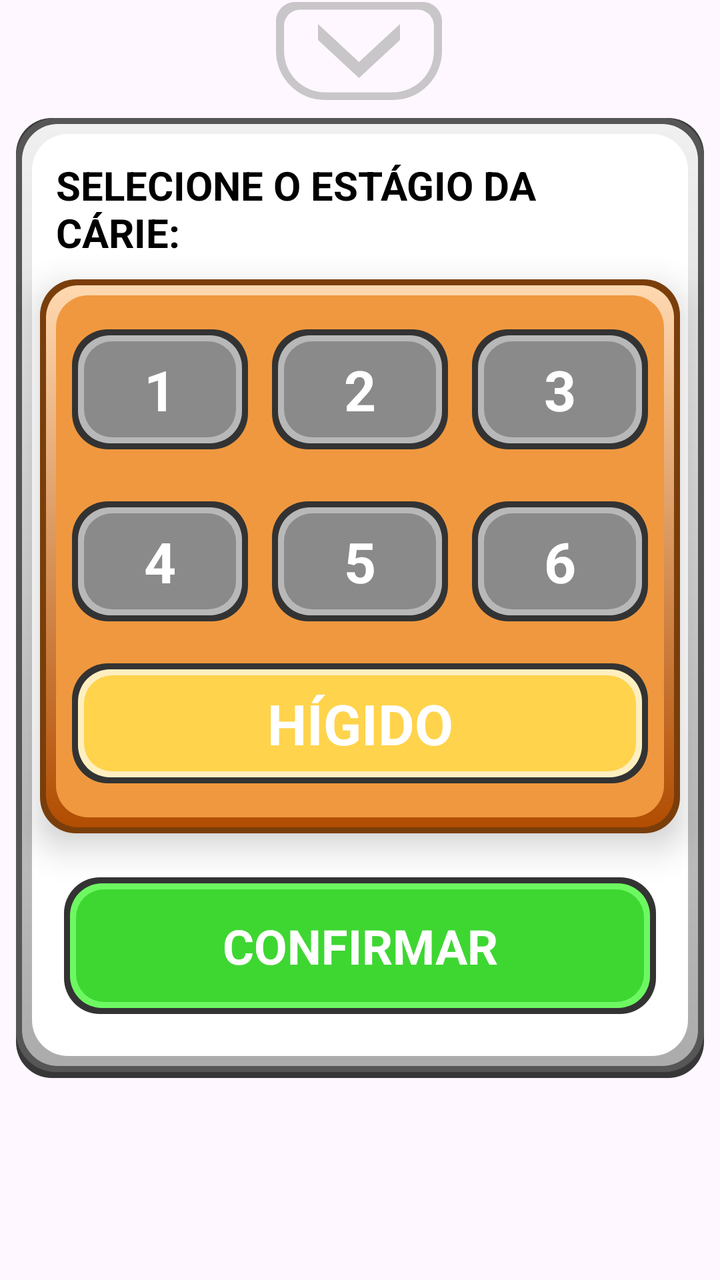
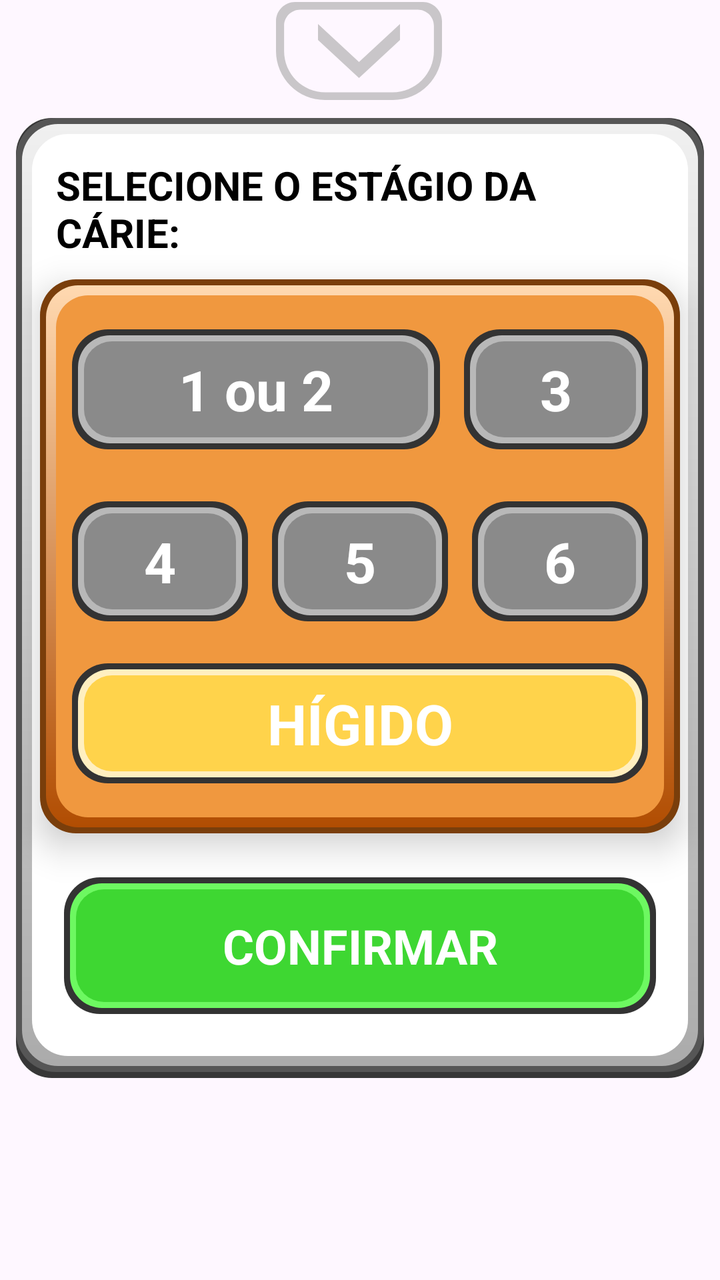

The first picture is an Android layout as it rendered before a commit; the second is the same layout after the commit. The layout source and the unified diff follow.
<!-- AndroidManifest.xml: application theme Theme.ToothDecayStudyApp -->
<!-- res/layout/layout_carie_predict_buttons.xml -->
<?xml version="1.0" encoding="utf-8"?>
<RelativeLayout xmlns:android="http://schemas.android.com/apk/res/android"
    android:layout_width="match_parent"
    android:layout_height="wrap_content"
    android:background="@android:color/transparent">

    <ImageButton
        android:id="@+id/bottom_button"
        android:layout_width="wrap_content"
        android:layout_height="wrap_content"
        android:layout_marginBottom="8dp"

        android:layout_gravity="center|center_vertical"
        android:layout_centerHorizontal="true"
        android:background="@drawable/bottom_drag_button" />

    <RelativeLayout
        android:layout_width="match_parent"
        android:layout_height="wrap_content"
        android:layout_marginHorizontal="8dp"
        android:layout_marginBottom="50dp"
        android:paddingVertical="20dp"
        android:background="@drawable/white_card"
        android:textColor="@color/black"
        android:layout_below="@id/bottom_button"
        android:textSize="28sp">

        <TextView
            android:id="@+id/title"
            android:layout_width="match_parent"
            android:layout_height="wrap_content"
            android:text="SELECIONE O ESTÁGIO DA CÁRIE:"
            android:textColor="@color/black"
            android:textSize="20sp"
            android:textStyle="bold"
            android:layout_marginHorizontal="20dp"/>



        <RelativeLayout
            android:id="@+id/groupButtons"
            android:layout_width="match_parent"
            android:layout_height="wrap_content"
            android:background="@drawable/inside_card"
            android:elevation="10dp"
            android:paddingVertical="20dp"
            android:layout_marginHorizontal="12dp"
            android:layout_marginVertical="10dp"
            android:layout_below="@+id/title">

            <LinearLayout
                android:id="@+id/buttonsLayer1"
                android:layout_width="match_parent"
                android:layout_height="wrap_content"
                android:orientation="horizontal"
                android:layout_marginBottom="16dp">

                <TextView
                    android:id="@+id/level1Button"
                    android:layout_width="0dp"
                    android:layout_height="60dp"
                    android:background="@drawable/unselected_button"
                    android:gravity="center"
                    android:text="1"
                    android:textSize="28sp"
                    android:textStyle="bold"
                    android:layout_marginVertical="5dp"
                    android:layout_marginStart="16dp"
                    android:textColor="@color/white"
                    android:layout_weight="1"/>

                <TextView
                    android:id="@+id/level2Button"
                    android:layout_width="0dp"
                    android:layout_height="60dp"
                    android:background="@drawable/unselected_button"
                    android:gravity="center"
                    android:text="2"
                    android:textSize="28sp"
                    android:textStyle="bold"
                    android:layout_marginVertical="5dp"
                    android:layout_marginHorizontal="12dp"
                    android:textColor="@color/white"
                    android:layout_weight="1"/>

                <TextView
                    android:id="@+id/level3Button"
                    android:layout_width="0dp"
                    android:layout_height="60dp"
                    android:background="@drawable/unselected_button"
                    android:gravity="center"
                    android:text="3"
                    android:textSize="28sp"
                    android:textStyle="bold"
                    android:layout_marginVertical="5dp"
                    android:layout_marginEnd="16dp"
                    android:textColor="@color/white"
                    android:layout_weight="1"/>



            </LinearLayout>

            <LinearLayout
                android:id="@+id/buttonsLayer2"
                android:layout_width="match_parent"
                android:layout_height="wrap_content"
                android:orientation="horizontal"
                android:layout_below="@+id/buttonsLayer1">

                <TextView
                    android:id="@+id/level4Button"
                    android:layout_width="0dp"
                    android:layout_height="60dp"
                    android:background="@drawable/unselected_button"
                    android:gravity="center"
                    android:text="4"
                    android:textSize="28sp"
                    android:textStyle="bold"
                    android:layout_marginVertical="5dp"
                    android:layout_marginStart="16dp"
                    android:textColor="@color/white"
                    android:layout_weight="1"/>

                <TextView
                    android:id="@+id/level5Button"
                    android:layout_width="0dp"
                    android:layout_height="60dp"
                    android:background="@drawable/unselected_button"
                    android:gravity="center"
                    android:text="5"
                    android:textSize="28sp"
                    android:textStyle="bold"
                    android:layout_marginVertical="5dp"
                    android:layout_marginHorizontal="12dp"
                    android:textColor="@color/white"
                    android:layout_weight="1"/>

                <TextView
                    android:id="@+id/level6Button"
                    android:layout_width="0dp"
                    android:layout_height="60dp"
                    android:background="@drawable/unselected_button"
                    android:gravity="center"
                    android:text="6"
                    android:textSize="28sp"
                    android:textStyle="bold"
                    android:layout_marginVertical="5dp"
                    android:layout_marginEnd="16dp"
                    android:textColor="@color/white"
                    android:layout_weight="1"/>



            </LinearLayout>

            <TextView
                android:id="@+id/carieFreeButton"
                android:layout_width="match_parent"
                android:layout_height="60dp"
                android:layout_below="@id/buttonsLayer2"
                android:background="@drawable/selected_button"
                android:gravity="center"
                android:text="HÍGIDO"
                android:layout_marginTop="16dp"
                android:layout_marginBottom="5dp"
                android:layout_marginHorizontal="16dp"
                android:textColor="@color/white"
                android:textSize="28sp"
                android:textStyle="bold"/>



        </RelativeLayout>

        <TextView
            android:id="@+id/confirmButton"
            android:layout_width="match_parent"
            android:layout_height="wrap_content"
            android:background="@drawable/confirm_button"
            android:text="CONFIRMAR"
            android:textSize="24sp"
            android:textColor="@color/white"
            android:gravity="center"
            android:paddingVertical="18dp"
            android:layout_marginVertical="12dp"
            android:layout_marginHorizontal="24dp"
            android:textStyle="bold"
            android:layout_below="@id/groupButtons"/>




    </RelativeLayout>



</RelativeLayout>
<!-- resources referenced by this layout -->
<resources>
  <color name="black">#FF000000</color>
  <color name="white">#FFFFFFFF</color>
  <!-- drawable bottom_drag_button (drawable) -->
  <vector xmlns:android="http://schemas.android.com/apk/res/android"
      android:width="84dp"
      android:height="51dp"
      android:viewportWidth="84"
      android:viewportHeight="51">
    <path
        android:pathData="M62,12 L62,19.973 41.5,39 21,19.973 21,12 41.5,31.027Z"
        android:fillColor="#A6A6A6"
        android:fillAlpha="0.6"
        android:fillType="evenOdd"/>
    <path
        android:pathData="M12.137,4.813C7.666,4.813 4.041,8.434 4.041,12.901L4.041,25.5C4.041,36.925 13.312,46.187 24.748,46.187L58.252,46.187C69.688,46.187 78.959,36.925 78.959,25.5 78.959,21.3 78.959,17.101 78.959,12.901 78.959,8.434 75.334,4.813 70.863,4.813ZM9.588,1 L73.412,1C78.707,1 83,5.289 83,10.579L83,25.5C83,39.031 72.021,50 58.477,50L24.523,50C10.979,50 0,39.031 0,25.5L0,10.579C0,5.289 4.293,1 9.588,1Z"
        android:fillColor="#A6A6A6"
        android:fillAlpha="0.6"
        android:fillType="evenOdd"/>
  </vector>
  <!-- drawable confirm_button (drawable) -->
  <?xml version="1.0" encoding="utf-8"?>
  <layer-list xmlns:android="http://schemas.android.com/apk/res/android">
      <item>
          <shape android:shape="rectangle">
              <corners android:radius="18dp" />
              <solid android:color="#333333"/>
          </shape>
      </item>
      <item
          android:bottom="3dp"
          android:left="3dp"
          android:right="3dp"
          android:top="3dp">
          <shape android:shape="rectangle">
              <corners android:radius="16dp"/>
              <solid android:color="#6DF861"/>
          </shape>
      </item>
  
  
      <item
          android:bottom="6dp"
          android:left="6dp"
          android:right="6dp"
          android:top="6dp">
          <shape android:shape="rectangle">
              <corners android:radius="14dp"/>
  
              <solid android:color="#3ED732"/>
          </shape>
      </item>
  
  </layer-list>
  <!-- drawable selected_button (drawable) -->
  <?xml version="1.0" encoding="utf-8"?>
  <layer-list xmlns:android="http://schemas.android.com/apk/res/android">
      <item>
          <shape android:shape="rectangle">
              <corners android:radius="18dp" />
              <solid android:color="#333333"/>
          </shape>
      </item>
      <item
          android:bottom="3dp"
          android:left="3dp"
          android:right="3dp"
          android:top="3dp">
          <shape android:shape="rectangle">
              <corners android:radius="16dp"/>
              <solid android:color="#FFEFC0"/>
          </shape>
      </item>
  
  
      <item
          android:bottom="6dp"
          android:left="6dp"
          android:right="6dp"
          android:top="6dp">
          <shape android:shape="rectangle">
              <corners android:radius="14dp"/>
  
              <solid android:color="#FFD34B"/>
          </shape>
      </item>
  
  </layer-list>
  <!-- drawable unselected_button (drawable) -->
  <?xml version="1.0" encoding="utf-8"?>
  <layer-list xmlns:android="http://schemas.android.com/apk/res/android">
      <item>
          <shape android:shape="rectangle">
              <corners android:radius="18dp" />
              <solid android:color="#333333"/>
          </shape>
      </item>
      <item
          android:bottom="3dp"
          android:left="3dp"
          android:right="3dp"
          android:top="3dp">
          <shape android:shape="rectangle">
              <corners android:radius="16dp"/>
              <solid android:color="#B8B8B8"/>
          </shape>
      </item>
  
  
      <item
          android:bottom="6dp"
          android:left="6dp"
          android:right="6dp"
          android:top="6dp">
          <shape android:shape="rectangle">
              <corners android:radius="14dp"/>
              <solid android:color="#8A8A8A"/>
          </shape>
      </item>
  
  </layer-list>
  <style name="Theme.ToothDecayStudyApp" parent="Base.Theme.ToothDecayStudyApp" />
  <style name="Base.Theme.ToothDecayStudyApp" parent="Theme.Material3.DayNight.NoActionBar">
          
          
      </style>
  <!-- unchanged entries left out for length: 2 -->
</resources>

<!-- the commit's change to res/layout/layout_carie_predict_buttons.xml (unified diff, before → after) -->
@@ -55,33 +55,48 @@
                 android:orientation="horizontal"
                 android:layout_marginBottom="16dp">
 
-                <TextView
-                    android:id="@+id/level1Button"
-                    android:layout_width="0dp"
-                    android:layout_height="60dp"
-                    android:background="@drawable/unselected_button"
-                    android:gravity="center"
-                    android:text="1"
+
+
+
+
+
+
+
+
+
+
+
+
+
+
+
+
+
+
+
+
+
+
+
+
+
+
+
+
+                <TextView
+                    android:id="@+id/level1ou2Button"
+                    android:layout_width="0dp"
+                    android:layout_height="60dp"
+                    android:background="@drawable/unselected_button"
+                    android:gravity="center"
+                    android:text="1 ou 2"
                     android:textSize="28sp"
                     android:textStyle="bold"
                     android:layout_marginVertical="5dp"
                     android:layout_marginStart="16dp"
-                    android:textColor="@color/white"
-                    android:layout_weight="1"/>
-
-                <TextView
-                    android:id="@+id/level2Button"
-                    android:layout_width="0dp"
-                    android:layout_height="60dp"
-                    android:background="@drawable/unselected_button"
-                    android:gravity="center"
-                    android:text="2"
-                    android:textSize="28sp"
-                    android:textStyle="bold"
-                    android:layout_marginVertical="5dp"
-                    android:layout_marginHorizontal="12dp"
-                    android:textColor="@color/white"
-                    android:layout_weight="1"/>
+                    android:layout_marginEnd="12dp"
+                    android:textColor="@color/white"
+                    android:layout_weight="2"/>
 
                 <TextView
                     android:id="@+id/level3Button"
